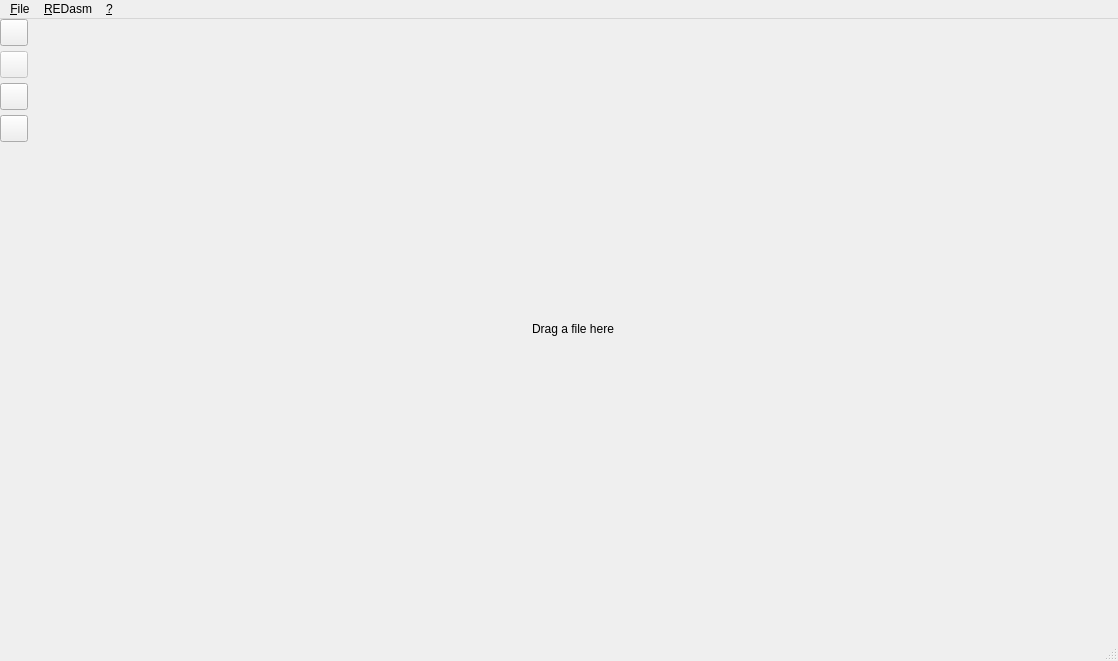
First picture: the form in mainwindow.ui, repository REDasmOrg/REDasm, before the edit.
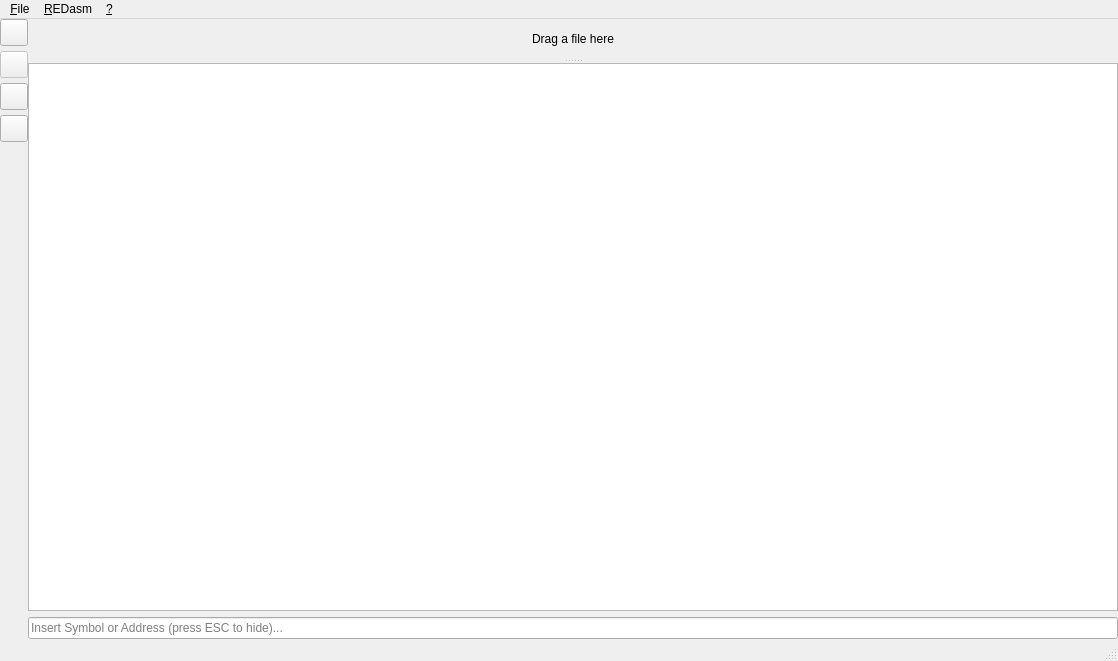
Second picture: the form after the edit. Icons and pictures are not drawn.

```diff
--- a/mainwindow.ui
+++ b/mainwindow.ui
@@ -18,7 +18,7 @@
     <normaloff>:/res/logo.png</normaloff>:/res/logo.png</iconset>
   </property>
   <widget class="QWidget" name="centralWidget">
-   <layout class="QHBoxLayout" name="horizontalLayout">
+   <layout class="QHBoxLayout" name="horizontalLayout" stretch="0,1">
     <property name="spacing">
      <number>0</number>
     </property>
@@ -127,6 +127,12 @@
      </widget>
     </item>
     <item>
+     <layout class="QVBoxLayout" name="verticalLayout_3">
+      <item>
+       <widget class="QSplitter" name="splitter">
+        <property name="orientation">
+         <enum>Qt::Vertical</enum>
+        </property>
      <widget class="QStackedWidget" name="stackView">
       <property name="currentIndex">
        <number>0</number>
@@ -161,10 +167,38 @@
        </layout>
       </widget>
      </widget>
-    </item>
-   </layout>
-   <zorder>stackView</zorder>
-   <zorder>widget</zorder>
+        <widget class="QPlainTextEdit" name="pteOutput">
+         <property name="frameShape">
+          <enum>QFrame::StyledPanel</enum>
+         </property>
+         <property name="frameShadow">
+          <enum>QFrame::Plain</enum>
+         </property>
+         <property name="undoRedoEnabled">
+          <bool>false</bool>
+         </property>
+         <property name="lineWrapMode">
+          <enum>QPlainTextEdit::NoWrap</enum>
+         </property>
+         <property name="readOnly">
+          <bool>true</bool>
+         </property>
+         <property name="textInteractionFlags">
+          <set>Qt::TextSelectableByKeyboard|Qt::TextSelectableByMouse</set>
+         </property>
+        </widget>
+       </widget>
+      </item>
+      <item>
+       <widget class="QLineEdit" name="leFilter">
+        <property name="placeholderText">
+         <string>Insert Symbol or Address (press ESC to hide)...</string>
+        </property>
+       </widget>
+      </item>
+     </layout>
+    </item>
+   </layout>
   </widget>
   <widget class="QStatusBar" name="statusBar"/>
   <widget class="QMenuBar" name="menuBar">
```
Left out of the diff: 8 changed lines with no effect on the pictures. Lines whose indentation alone changed are shown as unchanged.
